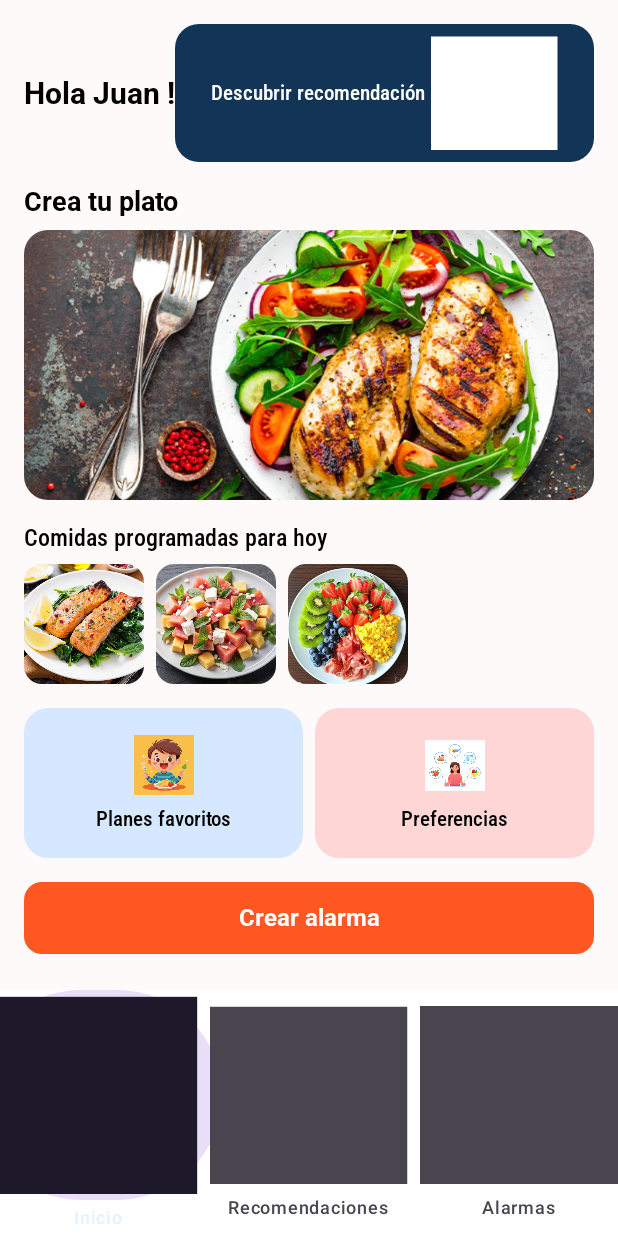
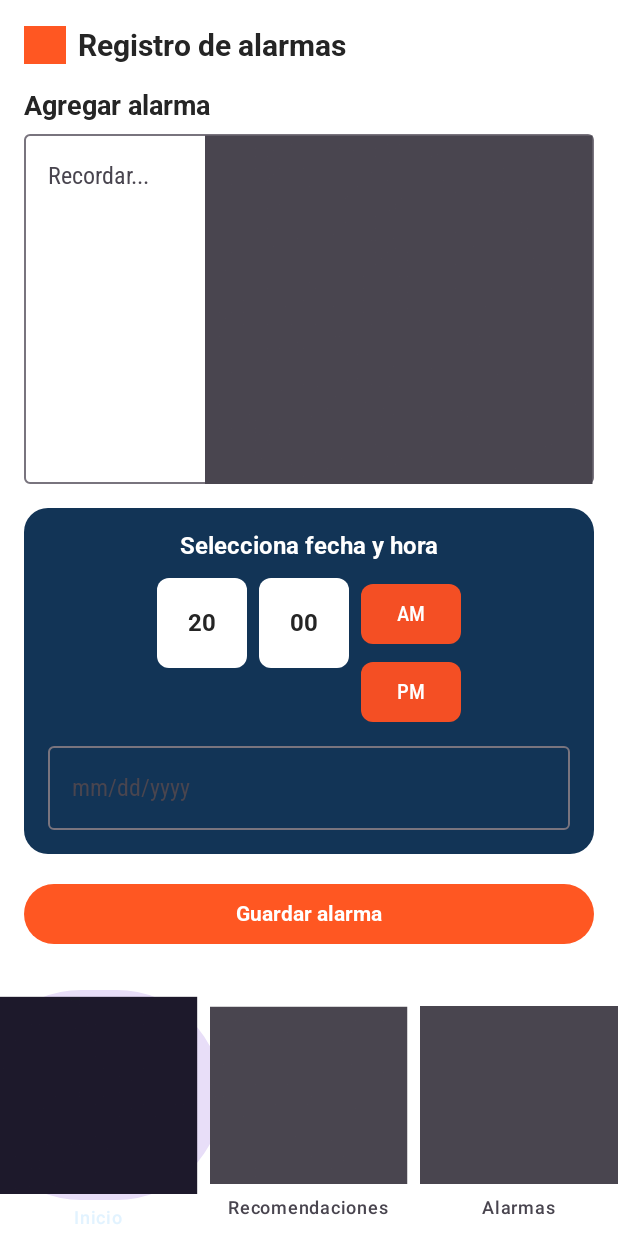
Before and after one commit to sebastian-blip/NutriAlarmMobile, an Android app built with Jetpack Compose: the HomeScreen screen opened through its navigation route, item 3 of the bottom bar chosen, on a phone screen of 412 x 824 dp. Run offline under Robolectric (Android 15) with nearby library versions, the phone set to English and light mode, and no system bars.

Commit message:
Maquetacion inicial y navegacion vista alarmas

```diff
--- a/app/src/main/java/com/example/nutrialarmmobile/MainActivity.kt
+++ b/app/src/main/java/com/example/nutrialarmmobile/MainActivity.kt
@@ -7,6 +7,7 @@ import androidx.navigation.compose.*
 import com.example.nutrialarmmobile.ui.screens.WelcomeScreen
 import com.example.nutrialarmmobile.ui.screens.RegisterScreen
 import com.example.nutrialarmmobile.ui.screens.AboutYouScreen
+import com.example.nutrialarmmobile.ui.screens.AlarmScreen
 import com.example.nutrialarmmobile.ui.screens.HomeScreen
 import com.example.nutrialarmmobile.ui.theme.NutriAlarmTheme
 
@@ -26,7 +27,6 @@ class MainActivity : ComponentActivity() {
                     composable("register") {
                         RegisterScreen(
                             onContinueClick = { name, email, pass, confirmPass ->  navController.navigate("aboutyou")
-                                // Aquí manejas el registro
                             }
                         )
                     }
@@ -35,15 +35,17 @@ class MainActivity : ComponentActivity() {
                             onContinueClick = { /* siguiente acción */ },
                             onOptionClick = { /* acción según opción */ },
                             onNoSelected = {
-                                // Aquí ejecutas la navegación al Home
                                 navController.navigate("home")
                             }
                         )
                     }
 
-                    // Nueva ruta para HomeScreen
                     composable("home") {
-                        HomeScreen()
+                        HomeScreen(navController)
+                    }
+
+                    composable("alarm") {
+                        AlarmScreen(navController)
                     }
                 }
             }
--- /dev/null
+++ b/app/src/main/java/com/example/nutrialarmmobile/ui/screens/AlarmScreen.kt
@@ -0,0 +1,174 @@
+package com.example.nutrialarmmobile.ui.screens
+
+import androidx.compose.foundation.background
+import androidx.compose.foundation.layout.*
+import androidx.compose.foundation.shape.RoundedCornerShape
+import androidx.compose.material3.*
+import androidx.compose.runtime.Composable
+import androidx.compose.ui.Alignment
+import androidx.compose.ui.Modifier
+import androidx.compose.ui.draw.clip
+import androidx.compose.ui.graphics.Color
+import androidx.compose.ui.res.painterResource
+import androidx.compose.ui.text.font.FontWeight
+import androidx.compose.ui.unit.dp
+import androidx.compose.ui.unit.sp
+import androidx.navigation.NavController
+import com.example.nutrialarmmobile.R
+
+
+@Composable
+fun AlarmScreen(navController: NavController) {
+    Scaffold(
+        bottomBar = { BottomNavigationBar(navController) },
+        containerColor = Color.White
+    ) { paddingValues ->
+        Column(
+            modifier = Modifier
+                .fillMaxSize()
+                .padding(paddingValues)
+                .padding(16.dp)
+        )  {
+            // Header
+            Row(verticalAlignment = Alignment.CenterVertically) {
+                Icon(
+                    painter = painterResource(R.drawable.ic_alarm),
+                    contentDescription = null,
+                    tint = Color(0xFFFF5722),
+                    modifier = Modifier.size(28.dp)
+                )
+                Spacer(modifier = Modifier.width(8.dp))
+                Text(
+                    text = "Registro de alarmas",
+                    fontSize = 20.sp,
+                    fontWeight = FontWeight.Bold
+                )
+            }
+
+            Spacer(modifier = Modifier.height(16.dp))
+
+            // Sección Agregar alarma
+            Text("Agregar alarma", fontWeight = FontWeight.Bold, fontSize = 18.sp)
+            Spacer(modifier = Modifier.height(8.dp))
+            OutlinedTextField(
+                value = "",
+                onValueChange = {},
+                placeholder = { Text("Recordar...") },
+                modifier = Modifier.fillMaxWidth(),
+                trailingIcon = {
+                    Icon(
+                        painter = painterResource(R.drawable.ic_recommendations), //icono close
+                        contentDescription = null
+                    )
+                }
+            )
+
+            Spacer(modifier = Modifier.height(16.dp))
+
+            Card(
+                modifier = Modifier.fillMaxWidth(),
+                shape = RoundedCornerShape(16.dp),
+                colors = CardDefaults.cardColors(containerColor = Color(0xFF123456))
+            ) {
+                Column(
+                    modifier = Modifier.padding(16.dp),
+                    horizontalAlignment = Alignment.CenterHorizontally
+                ) {
+                    Text("Selecciona fecha y hora", color = Color.White, fontWeight = FontWeight.Bold)
+
+                    Spacer(modifier = Modifier.height(12.dp))
+
+                    Row(horizontalArrangement = Arrangement.spacedBy(8.dp)) {
+                        // Hora
+                        Box(
+                            modifier = Modifier
+                                .size(width = 60.dp, height = 60.dp)
+                                .clip(RoundedCornerShape(8.dp))
+                                .background(Color.White),
+                            contentAlignment = Alignment.Center
+                        ) {
+                            Text("20", fontWeight = FontWeight.Bold)
+                        }
+                        // Minutos
+                        Box(
+                            modifier = Modifier
+                                .size(width = 60.dp, height = 60.dp)
+                                .clip(RoundedCornerShape(8.dp))
+                                .background(Color.White),
+                            contentAlignment = Alignment.Center
+                        ) {
+                            Text("00", fontWeight = FontWeight.Bold)
+                        }
+                        // AM/PM
+                        Column {
+                            Button(onClick = {}, shape = RoundedCornerShape(8.dp)) {
+                                Text("AM")
+                            }
+                            Spacer(modifier = Modifier.height(4.dp))
+                            Button(onClick = {}, shape = RoundedCornerShape(8.dp)) {
+                                Text("PM")
+                            }
+                        }
+                    }
+
+                    Spacer(modifier = Modifier.height(12.dp))
+
+                    OutlinedTextField(
+                        value = "",
+                        onValueChange = {},
+                        placeholder = { Text("mm/dd/yyyy") },
+                        modifier = Modifier.fillMaxWidth()
+                    )
+                }
+            }
+
+            Spacer(modifier = Modifier.height(16.dp))
+
+            Button(
+                onClick = { /* Guardar alarma */ },
+                modifier = Modifier.fillMaxWidth(),
+                colors = ButtonDefaults.buttonColors(containerColor = Color(0xFFFF5722))
+            ) {
+                Text("Guardar alarma", color = Color.White, fontWeight = FontWeight.Bold)
+            }
+
+            Spacer(modifier = Modifier.height(24.dp))
+
+            // Alarmas creadas
+            Text("Alarmas creadas", fontWeight = FontWeight.Bold, fontSize = 18.sp)
+            Spacer(modifier = Modifier.height(8.dp))
+            Row(horizontalArrangement = Arrangement.spacedBy(8.dp)) {
+                Box(
+                    modifier = Modifier
+                        .weight(1f)
+                        .height(80.dp)
+                        .clip(RoundedCornerShape(12.dp))
+                        .background(Color(0xFFFFD6D6)),
+                    contentAlignment = Alignment.Center
+                ) {
+                    Text("Hace una semana")
+                }
+                Box(
+                    modifier = Modifier
+                        .weight(1f)
+                        .height(80.dp)
+                        .clip(RoundedCornerShape(12.dp))
+                        .background(Color(0xFFD6E8FF)),
+                    contentAlignment = Alignment.Center
+                ) {
+                    Text("Hace un mes")
+                }
+            }
+
+            Spacer(modifier = Modifier.height(24.dp))
+
+            // Avances
+            Text("Avances", fontWeight = FontWeight.Bold, fontSize = 18.sp)
+            Spacer(modifier = Modifier.height(8.dp))
+            Row(horizontalArrangement = Arrangement.spacedBy(8.dp)) {
+                ActionCard("Estadísticas", R.drawable.ic_statistics, Color(0xFFFFD6D6))
+                ActionCard("Progreso", R.drawable.ic_progress, Color(0xFFD6E8FF))
+            }
+        }
+    }
+}
--- a/app/src/main/java/com/example/nutrialarmmobile/ui/screens/HomeScreen.kt
+++ b/app/src/main/java/com/example/nutrialarmmobile/ui/screens/HomeScreen.kt
@@ -18,13 +18,14 @@ import androidx.compose.ui.res.painterResource
 import androidx.compose.ui.text.font.FontWeight
 import androidx.compose.ui.unit.dp
 import androidx.compose.ui.unit.sp
+import androidx.navigation.NavController
 import com.example.nutrialarmmobile.R
 import com.example.nutrialarmmobile.ui.theme.RobotoFontFamily
 
 @Composable
-fun HomeScreen() {
+fun HomeScreen(navController: NavController) {
     Scaffold(
-        bottomBar = { BottomNavigationBar() },
+        bottomBar = { BottomNavigationBar(navController) },
         containerColor = Color(0xFFFFFAFA)
     ) { paddingValues ->
         Column(
@@ -41,7 +42,7 @@ fun HomeScreen() {
             Spacer(modifier = Modifier.height(16.dp))
             ActionsSection()
             Spacer(modifier = Modifier.height(16.dp))
-            CrearAlarmaButton()
+            CrearAlarmaButton(navController)
         }
     }
 }
@@ -188,9 +189,9 @@ fun ActionCard(
 }
 
 @Composable
-fun CrearAlarmaButton() {
+fun CrearAlarmaButton(navController: NavController) {
     Button(
-        onClick = { /* Acción */ },
+        onClick = { navController.navigate("alarm") },  // <-- Navega a AlarmScreen
         modifier = Modifier
             .fillMaxWidth()
             .height(48.dp),
@@ -207,24 +208,27 @@ fun CrearAlarmaButton() {
     }
 }
 
+
 @Composable
-fun BottomNavigationBar() {
+fun BottomNavigationBar(navController: NavController) {
     NavigationBar(containerColor = Color.White) {
         NavigationBarItem(
             selected = true,
-            onClick = { /* Acción */ },
+            onClick = { /* inicio */ },
             icon = { Icon(painterResource(R.drawable.ic_home), contentDescription = null) },
             label = { Text("Inicio") }
         )
         NavigationBarItem(
             selected = false,
-            onClick = { /* Acción */ },
+            onClick = { /* recomendaciones */ },
             icon = { Icon(painterResource(R.drawable.ic_recommendations), contentDescription = null) },
             label = { Text("Recomendaciones") }
         )
         NavigationBarItem(
             selected = false,
-            onClick = { /* Acción */ },
+            onClick = {
+                navController.navigate("alarm")  // <-- Navega a AlarmScreen
+            },
             icon = { Icon(painterResource(R.drawable.ic_alarm), contentDescription = null) },
             label = { Text("Alarmas") }
         )
--- /dev/null
+++ b/app/src/main/java/com/example/nutrialarmmobile/ui/screens/MenuCustomScreen.kt
@@ -0,0 +1 @@
+package com.example.nutrialarmmobile.ui.screens
```
